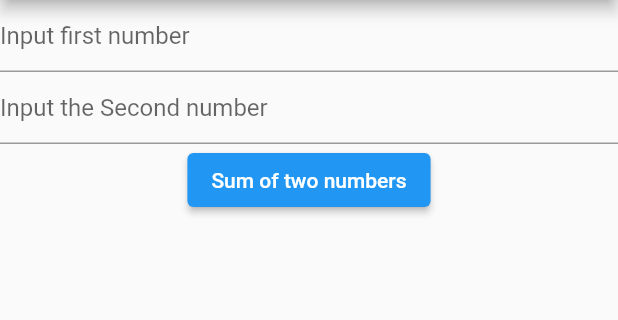
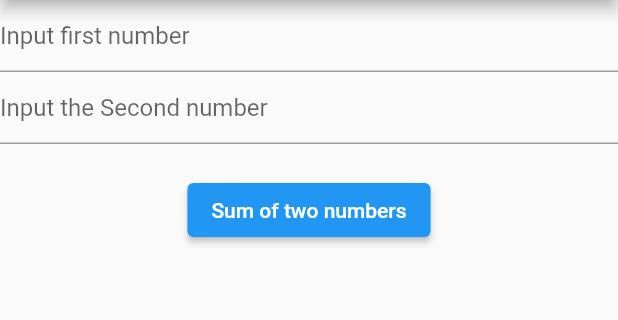
Before and after one commit to AnuLoveCoding/dbHelper, a Flutter app: the screen it shows after launch, on a phone screen of 412 x 824 dp, the part 84-404 px from its top. Run offline on Flutter 3.47's test engine with Material 2 defaults, Android fonts, the phone set to English and light mode, and no system bars.

Commit message:
dbhelper_registrationpage

```diff
--- a/lib/InputAndOutputQuestions.dart
+++ b/lib/InputAndOutputQuestions.dart
@@ -28,6 +28,7 @@ class _InputState extends State<Input> {
                 hintText: 'Input the Second number'
               ),
             ),
+            SizedBox(height: 20.0,),
             ElevatedButton(onPressed: (){
 
               }, child: Text('Sum of two numbers'),
--- a/lib/main.dart
+++ b/lib/main.dart
@@ -12,6 +12,7 @@ class MyApp extends StatelessWidget {
   @override
   Widget build(BuildContext context) {
     return MaterialApp(
+      debugShowCheckedModeBanner: false,
       title: 'Flutter Demo',
       theme: ThemeData(
         // This is the theme of your application.
```
